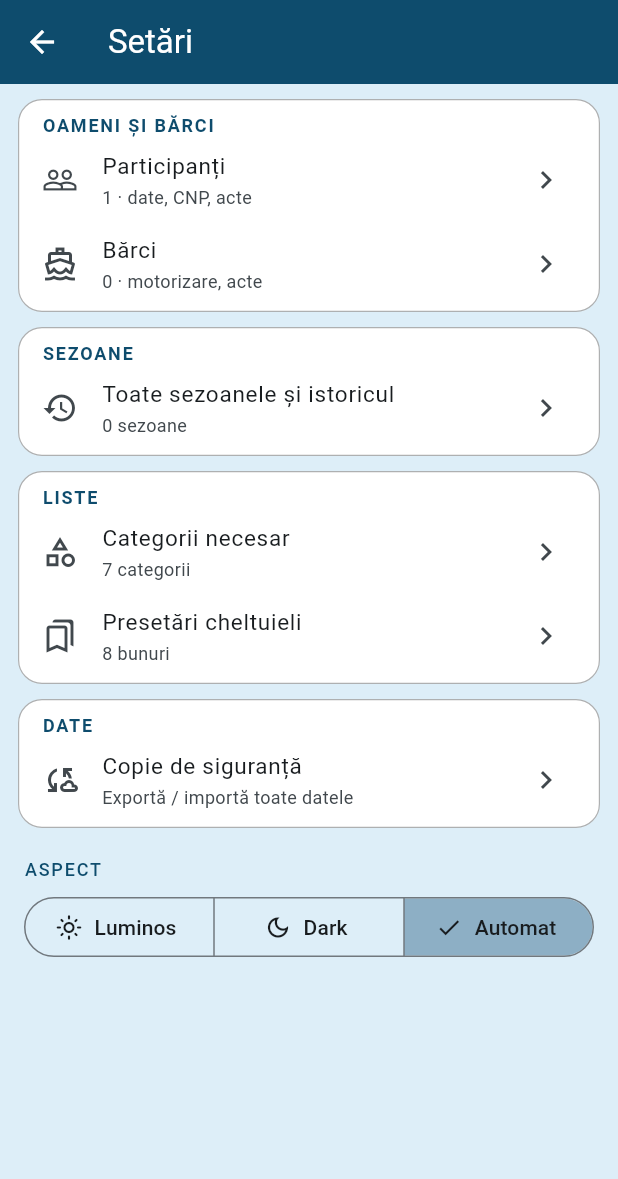
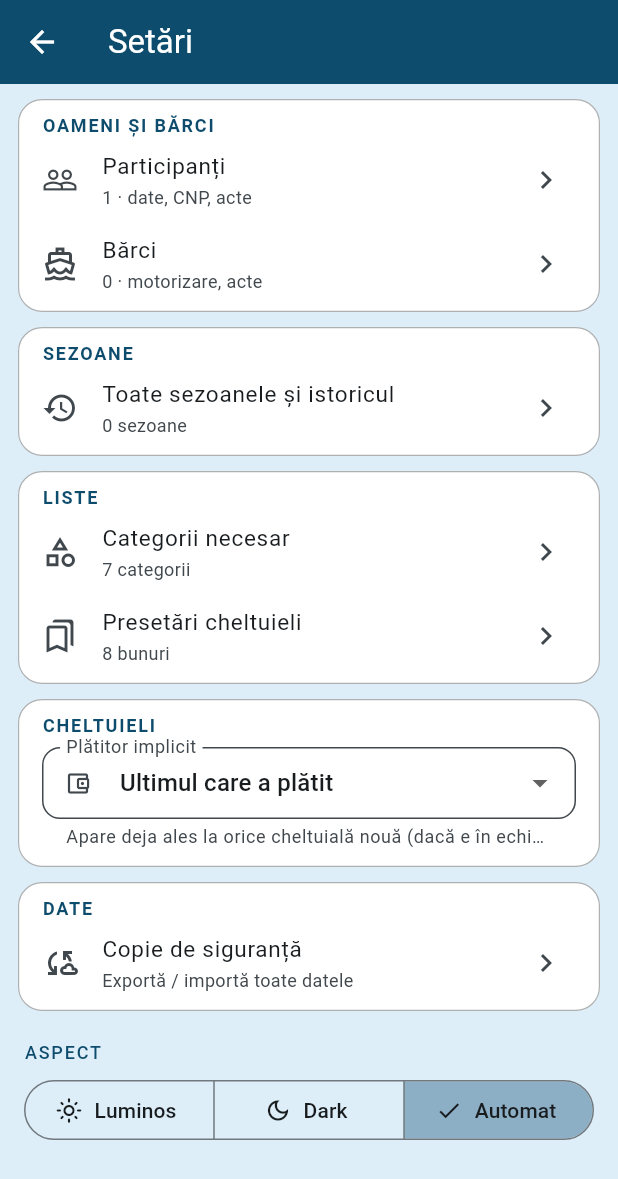
Before and after one commit to kappado2000/pescar-delta, a Flutter app: the SettingsScreen screen opened directly, on a phone screen of 412 x 824 dp. Shown: the top 1179 px of the screen. Run offline on Flutter 3.47's test engine with Material 3 defaults, Android fonts, the phone set to English and light mode, and no system bars; our stand-ins replace file_picker, fl_chart, flutter_map, flutter_secure_storage, geolocator, hive_flutter and 7 more; missing offline and left inert: dart:js_interop; accounts and stored records are empty; network calls fail.

Commit message:
Setări: plătitor implicit pentru cheltuieli (cheltuiala rapidă și formularul)
Co-Authored-By: Claude Opus 5.5 <noreply@anthropic.com>

```diff
--- a/lib/screens/expenses_screen.dart
+++ b/lib/screens/expenses_screen.dart
@@ -936,7 +936,7 @@ class _ExpenseEditScreenState extends State<ExpenseEditScreen> {
           id: newId(),
           description: '',
           amount: 0,
-          paidBy: widget.season.participantIds.first,
+          paidBy: context.read<AppStore>().payerFor(widget.season),
           common: true,
           sharedWith: List.of(widget.season.participantIds),
           date: DateTime.now(),
--- a/lib/screens/settings_screen.dart
+++ b/lib/screens/settings_screen.dart
@@ -113,6 +113,34 @@ class SettingsScreen extends StatelessWidget {
               const ExpensePresetsScreen(),
             ),
           ]),
+          section('Cheltuieli', [
+            Padding(
+              padding: const EdgeInsets.fromLTRB(16, 6, 16, 8),
+              child: DropdownButtonFormField<String?>(
+                initialValue:
+                    store.participants.any((p) => p.id == store.defaultPayerId)
+                    ? store.defaultPayerId
+                    : null,
+                isExpanded: true,
+                decoration: const InputDecoration(
+                  labelText: 'Plătitor implicit',
+                  helperText:
+                      'Apare deja ales la orice cheltuială nouă '
+                      '(dacă e în echipa sezonului)',
+                  prefixIcon: Icon(Icons.account_balance_wallet_outlined),
+                ),
+                items: [
+                  const DropdownMenuItem(
+                    value: null,
+                    child: Text('Ultimul care a plătit'),
+                  ),
+                  for (final p in store.participants)
+                    DropdownMenuItem(value: p.id, child: Text(p.fullName)),
+                ],
+                onChanged: store.setDefaultPayer,
+              ),
+            ),
+          ]),
           section('Date', [
             tile(
               Icons.cloud_sync_outlined,
--- a/lib/widgets/quick_expense_sheet.dart
+++ b/lib/widgets/quick_expense_sheet.dart
@@ -192,10 +192,7 @@ class _QuickExpenseState extends State<_QuickExpense> {
   void initState() {
     super.initState();
     final store = context.read<AppStore>();
-    final last = store.lastPayerId;
-    _payer = widget.season.participantIds.contains(last)
-        ? last!
-        : widget.season.participantIds.first;
+    _payer = store.payerFor(widget.season);
     if (widget.initialPreset != null) _choose(widget.initialPreset!);
   }
 
```
Also changed, not shown: lib/data/app_store.dart (+17 -0 lines).
